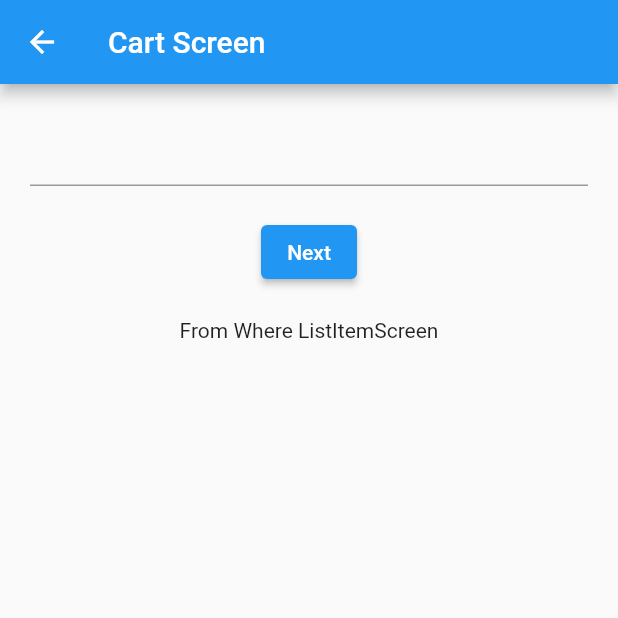
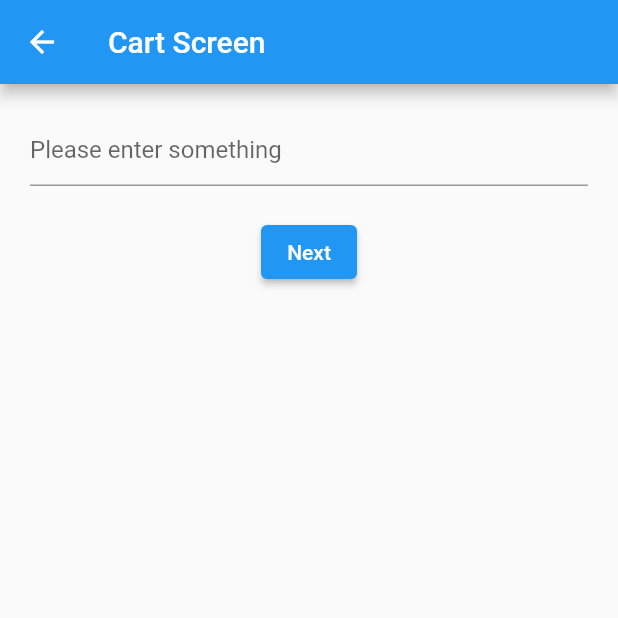
Before and after one commit to saarthi-milan-joshi/navition_sample, a Flutter app: the screen it shows after launch, after a tap on "Route 1", after a tap on "Cart", on a phone screen of 412 x 824 dp, the top half of it. Run offline on Flutter 3.47's test engine with Material 2 defaults, Android fonts, the phone set to English and light mode, and no system bars.

Commit message:
final commit

```diff
--- a/lib/main.dart
+++ b/lib/main.dart
@@ -12,22 +12,12 @@ void main() {
 class MyApp extends StatelessWidget {
   const MyApp({Key? key}) : super(key: key);
 
-  // This widget is the root of your application.
   @override
   Widget build(BuildContext context) {
     return MaterialApp(
-      title: 'Flutter Demo',
+      title: 'Flutter Navigation Sample',
       debugShowCheckedModeBanner: false,
       theme: ThemeData(
-        // This is the theme of your application.
-        //
-        // Try running your application with "flutter run". You'll see the
-        // application has a blue toolbar. Then, without quitting the app, try
-        // changing the primarySwatch below to Colors.green and then invoke
-        // "hot reload" (press "r" in the console where you ran "flutter run",
-        // or simply save your changes to "hot reload" in a Flutter IDE).
-        // Notice that the counter didn't reset back to zero; the application
-        // is not restarted.
         primarySwatch: Colors.blue,
       ),
       home: const MyHomePage(title: 'Home Page'),
@@ -37,15 +27,6 @@ class MyApp extends StatelessWidget {
 
 class MyHomePage extends StatefulWidget {
   const MyHomePage({Key? key, required this.title}) : super(key: key);
-
-  // This widget is the home page of your application. It is stateful, meaning
-  // that it has a State object (defined below) that contains fields that affect
-  // how it looks.
-
-  // This class is the configuration for the state. It holds the values (in this
-  // case the title) provided by the parent (in this case the App widget) and
-  // used by the build method of the State. Fields in a Widget subclass are
-  // always marked "final".
 
   final String title;
 
@@ -88,39 +69,15 @@ showAlertDialog(BuildContext context) {
 class _MyHomePageState extends State<MyHomePage> {
   @override
   Widget build(BuildContext context) {
-    // This method is rerun every time setState is called, for instance as done
-    // by the _incrementCounter method above.
-    //
-    // The Flutter framework has been optimized to make rerunning build methods
-    // fast, so that you can just rebuild anything that needs updating rather
-    // than having to individually change instances of widgets.
     return WillPopScope(
       onWillPop: () => showAlertDialog(context),
       child: Scaffold(
         appBar: AppBar(
-          // Here we take the value from the MyHomePage object that was created by
-          // the App.build method, and use it to set our appbar title.
           title: Text(widget.title),
           automaticallyImplyLeading: false,
         ),
         body: Center(
-          // Center is a layout widget. It takes a single child and positions it
-          // in the middle of the parent.
           child: Column(
-            // Column is also a layout widget. It takes a list of children and
-            // arranges them vertically. By default, it sizes itself to fit its
-            // children horizontally, and tries to be as tall as its parent.
-            //
-            // Invoke "debug painting" (press "p" in the console, choose the
-            // "Toggle Debug Paint" action from the Flutter Inspector in Android
-            // Studio, or the "Toggle Debug Paint" command in Visual Studio Code)
-            // to see the wireframe for each widget.
-            //
-            // Column has various properties to control how it sizes itself and
-            // how it positions its children. Here we use mainAxisAlignment to
-            // center the children vertically; the main axis here is the vertical
-            // axis because Columns are vertical (the cross axis would be
-            // horizontal).
             mainAxisAlignment: MainAxisAlignment.center,
             children: <Widget>[
               ElevatedButton(
--- a/lib/route1/cart_screen.dart
+++ b/lib/route1/cart_screen.dart
@@ -66,6 +66,8 @@ class _CartScreenState extends State<CartScreen> {
               padding: const EdgeInsets.all(20.0),
               child: TextFormField(
                 controller: textEditingController,
+                decoration:
+                    const InputDecoration(hintText: 'Please enter something'),
               ),
             ),
             ElevatedButton(
@@ -85,7 +87,7 @@ class _CartScreenState extends State<CartScreen> {
             const SizedBox(
               height: 20,
             ),
-            Text('From Where ${widget.fromWhere}')
+            // Text('From Where ${widget.fromWhere}')
           ],
         ),
       ),
--- a/lib/route1/checkout_screen.dart
+++ b/lib/route1/checkout_screen.dart
@@ -59,7 +59,7 @@ class _CheckoutScreenState extends State<CheckoutScreen> {
               'Failer',
             ),
           ),
-          Text('From Where ${widget.fromWhere}')
+          // Text('From Where ${widget.fromWhere}')
         ],
       ),
     );
--- a/lib/route1/list_item_screen.dart
+++ b/lib/route1/list_item_screen.dart
@@ -82,7 +82,7 @@ class _ListItemScreenState extends State<ListItemScreen> {
                 'List Item details',
               ),
             ),
-            Text('From Where ${widget.fromWhere}')
+            // Text('From Where ${widget.fromWhere}')
           ],
         ),
       ),
```
